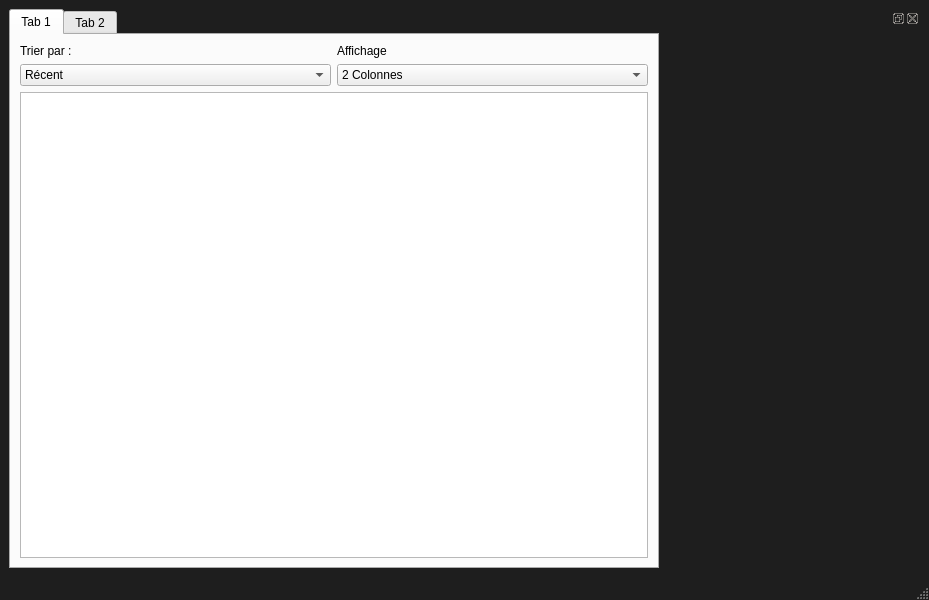
Qt form gallery/mainwindow.ui (Vrock691/IHM) before a commit.
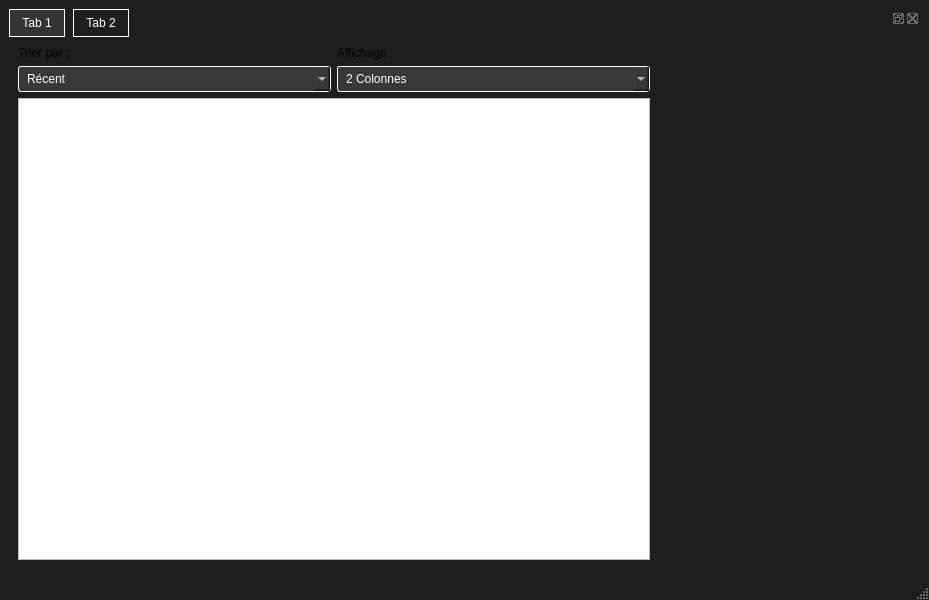
The same form after that commit. Icons and pictures are not drawn.

Commit message: Changement de style de mainwindow

Patch:
```diff
--- a/gallery/mainwindow.ui
+++ b/gallery/mainwindow.ui
@@ -44,6 +44,40 @@
             <height>500</height>
            </size>
           </property>
+          <property name="styleSheet">
+           <string notr="true">QTabWidget {
+	background-color: #383838;
+	border: none;
+}
+
+QTabWidget::pane {
+	border: none;
+	background: #1E1E1E;
+	margin: 0px;
+	padding: 0px;
+}
+
+QTabBar::tab {
+	background: transparent;
+	color: white; 
+	border: 1px solid white;
+	border-radius: 15px;
+	padding: 6px 12px;
+	margin-right: 8px;
+}
+
+QTabBar::tab:selected {
+	background: rgba(255,255,255,0.1);
+}
+
+QTabBar::tab:hover {
+	background: rgba(255,255,255,0.05);
+}
+
+QTabBar {
+	qproperty-drawBase: 0;
+}</string>
+          </property>
           <property name="currentIndex">
            <number>0</number>
           </property>
@@ -57,7 +91,7 @@
               <item row="0" column="1">
                <widget class="QLabel" name="label_2">
                 <property name="text">
-                 <string>Affichage</string>
+                 <string>Affichage :</string>
                 </property>
                </widget>
               </item>
@@ -70,6 +104,23 @@
               </item>
               <item row="1" column="0">
                <widget class="QComboBox" name="comboBox">
+                <property name="styleSheet">
+                 <string notr="true">QComboBox {
+    background-color: #383838;
+    color: white; 
+    border: 1px solid white;
+	border-radius: 10px;
+    border-radius: 3px;
+    padding: 4px 8px;
+}
+
+QComboBox QAbstractItemView {
+    background-color: #2C2C2C;
+    color: white;
+    selection-background-color: #444444;
+    selection-color: white;
+}</string>
+                </property>
                 <item>
                  <property name="text">
                   <string>Récent</string>
@@ -89,6 +140,23 @@
               </item>
               <item row="1" column="1">
                <widget class="QComboBox" name="comboBox_2">
+                <property name="styleSheet">
+                 <string notr="true">QComboBox {
+    background-color: #383838;
+    color: white; 
+    border: 1px solid white;
+	border-radius: 10px;
+    border-radius: 3px;
+    padding: 4px 8px;
+}
+
+QComboBox QAbstractItemView {
+    background-color: #2C2C2C;
+    color: white;
+    selection-background-color: #444444;
+    selection-color: white;
+}</string>
+                </property>
                 <item>
                  <property name="text">
                   <string>2 Colonnes</string>
```
Left out of the diff: 1 changed line with no effect on the pictures. The commit also changes 2 other files.
